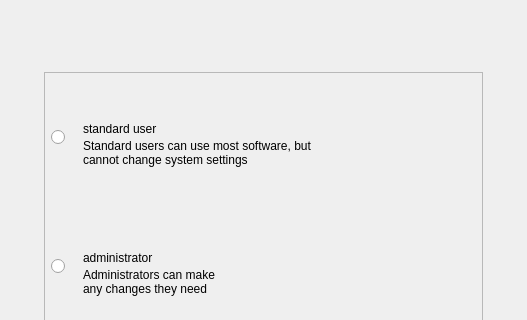
First picture: the form in plugins/account/userinfo/changetypedialog.ui, repository ukui/ukui-control-center, before the edit; both pictures show x 0 to 527 and y 112 to 432 of the 527 by 542 pixel window.
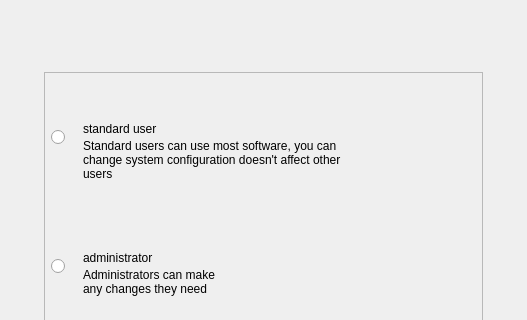
Second picture: the form after the edit. Custom widgets are drawn as their Qt base class.

Diff of the .ui file:
```diff
--- a/plugins/account/userinfo/changetypedialog.ui
+++ b/plugins/account/userinfo/changetypedialog.ui
@@ -293,7 +293,7 @@
              <x>0</x>
              <y>0</y>
              <width>450</width>
-             <height>202</height>
+             <height>187</height>
             </rect>
            </property>
            <layout class="QVBoxLayout" name="verticalLayout">
@@ -408,7 +408,7 @@
                       </sizepolicy>
                      </property>
                      <property name="text">
-                      <string>Standard users can use most software, but cannot change system settings</string>
+                      <string>Standard users can use most software, you can change system configuration doesn't affect other users</string>
                      </property>
                      <property name="wordWrap">
                       <bool>true</bool>
```
